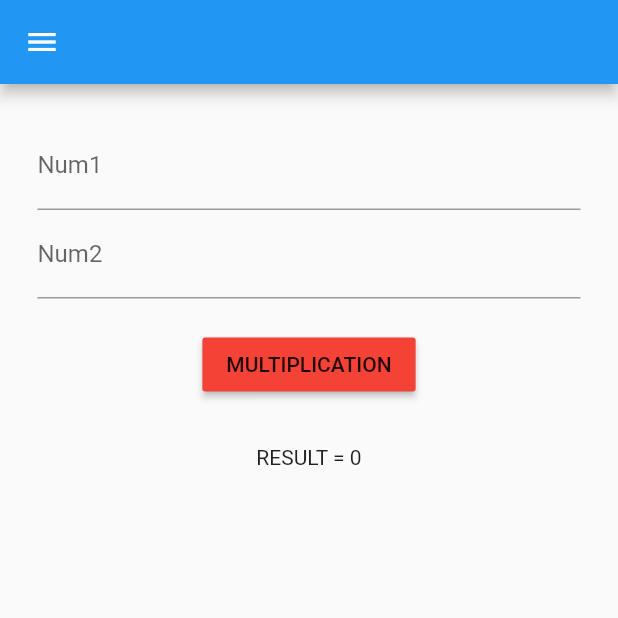
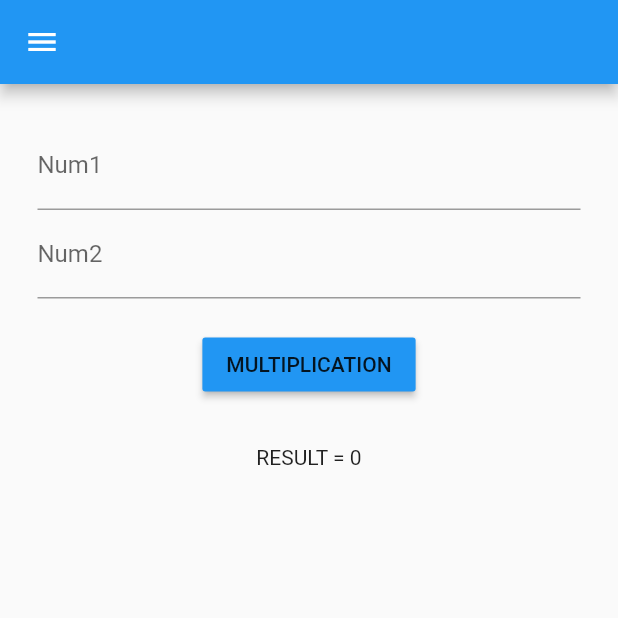
Before and after one commit to abhirajkm/flutter-calculator-app, a Flutter app: the screen it shows after launch, in the side drawer, after a tap on "MULTIPLICATION", on a phone screen of 412 x 824 dp, the top half of it. Run offline on Flutter 3.47's test engine with Material 2 defaults, Android fonts, the phone set to English and light mode, and no system bars; network calls fail.

Commit message:
Button Color Change

```diff
--- a/lib/screens/multiplication.dart
+++ b/lib/screens/multiplication.dart
@@ -27,7 +27,7 @@ class _MultiplicationState extends State<Multiplication> {
                 labelText: "Num2"
               )),
               SizedBox(height: 20,),
-              RaisedButton(color: Colors.red,onPressed: (){
+              RaisedButton(color: Colors.blue,onPressed: (){
                 var getNum1=int.parse(num1.text);
                 var getNum2=int.parse(num2.text);
                 setState(() {
```
